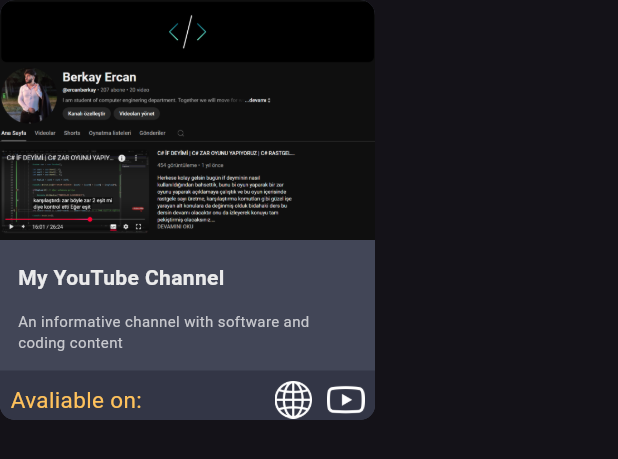
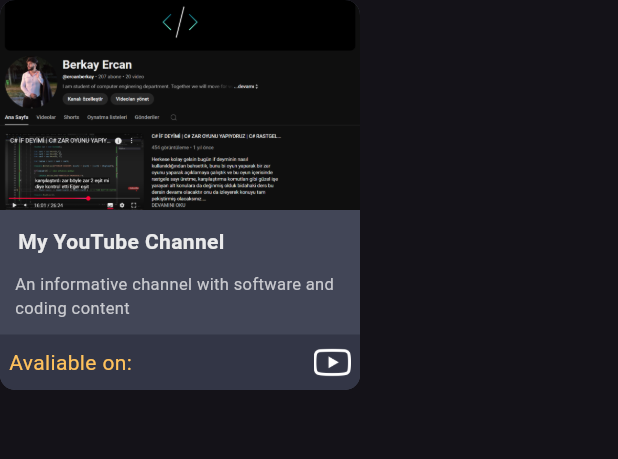
Before and after one commit to berkayercan3/My_Portofilo_flutter_app, a Flutter app: the ProjectCardWidget widget shown alone on an empty page, opened directly with sample values from the repository, on a phone screen of 412 x 824 dp. Shown: the top 459 px of the screen. Run offline on Flutter 3.47's test engine with Material 3 defaults, Android fonts, the phone set to English and light mode, and no system bars; missing offline and left inert: dart:js.

Commit message:
Create Projects and Hobby Project Section View

```diff
--- a/lib/utils/project_utils.dart
+++ b/lib/utils/project_utils.dart
@@ -3,6 +3,7 @@
   final String title;
   final String subtitle;
   final String? webLink;
+  final String? youtubeLink;
   final String? gitLink;
 
   ProjectUtils({
@@ -10,6 +11,7 @@
     required this.title,
     required this.subtitle,
     this.webLink,
+    this.youtubeLink,
     this.gitLink,
   });
 }
@@ -20,7 +22,7 @@
     image: 'assets/projects/youtube.png',
     title: 'My YouTube Channel',
     subtitle: 'An informative channel with software and coding content',
-    webLink: 'https://www.youtube.com/@ercanberkay',
+    youtubeLink: 'https://www.youtube.com/@ercanberkay',
   ),
   ProjectUtils(
     image: 'assets/projects/Book.png',
--- a/lib/widgets/project_card.dart
+++ b/lib/widgets/project_card.dart
@@ -14,8 +14,8 @@
   Widget build(BuildContext context) {
     return Container(
       clipBehavior: Clip.antiAlias,
-      height: 280,
-      width: 250,
+      height: 260,
+      width: 240,
       decoration: BoxDecoration(
         borderRadius: BorderRadius.circular(10),
         color: CustomColor.bglight2,
@@ -27,13 +27,13 @@
           //projects image
           Image.asset(
             project.image,
-            height: 160,
+            height: 140,
             width: 250,
             fit: BoxFit.cover,
           ),
           //title
           Padding(
-            padding: EdgeInsets.fromLTRB(12, 15, 12, 12),
+            padding: const EdgeInsets.fromLTRB(12, 11, 12, 10),
             child: Text(
               project.title,
               style: const TextStyle(
@@ -42,24 +42,24 @@
           ),
           //subtitle
           Padding(
-            padding: const EdgeInsets.fromLTRB(12, 0, 12, 12),
+            padding: const EdgeInsets.fromLTRB(10, 0, 10, 10),
             child: Text(
               project.subtitle,
               style: const TextStyle(
-                  fontSize: 10, color: CustomColor.whiteSecondary),
+                  fontSize: 11, color: CustomColor.whiteSecondary),
             ),
           ),
           const Spacer(),
           //footer
           Container(
             color: CustomColor.bglight1,
-            padding: const EdgeInsets.symmetric(horizontal: 7, vertical: 7),
+            padding: const EdgeInsets.symmetric(horizontal: 6, vertical: 6),
             child: Row(
               children: [
                 const Text(
                   "Avaliable on:",
                   style: TextStyle(
-                      color: CustomColor.yellowSecondary, fontSize: 15),
+                      color: CustomColor.yellowSecondary, fontSize: 14),
                 ),
                 const Spacer(),
                 if (project.webLink != null)
@@ -92,13 +92,13 @@
                     ),
                   ),
                 const SizedBox(width: 5),
-                if (project.webLink != null)
+                if (project.youtubeLink != null)
                   ColorFiltered(
                     colorFilter:
                         const ColorFilter.mode(Colors.white, BlendMode.srcIn),
                     child: InkWell(
                       onTap: () {
-                        js.context.callMethod('open', [project.webLink]);
+                        js.context.callMethod('open', [project.youtubeLink]);
                       },
                       child: Image.asset(
                         'assets/youtube_button_icon.png',
```
Also changed, not shown: lib/pages/home_page.dart (+4 -24 lines), lib/widgets/projects_section.dart (added, +68 -0 lines).
